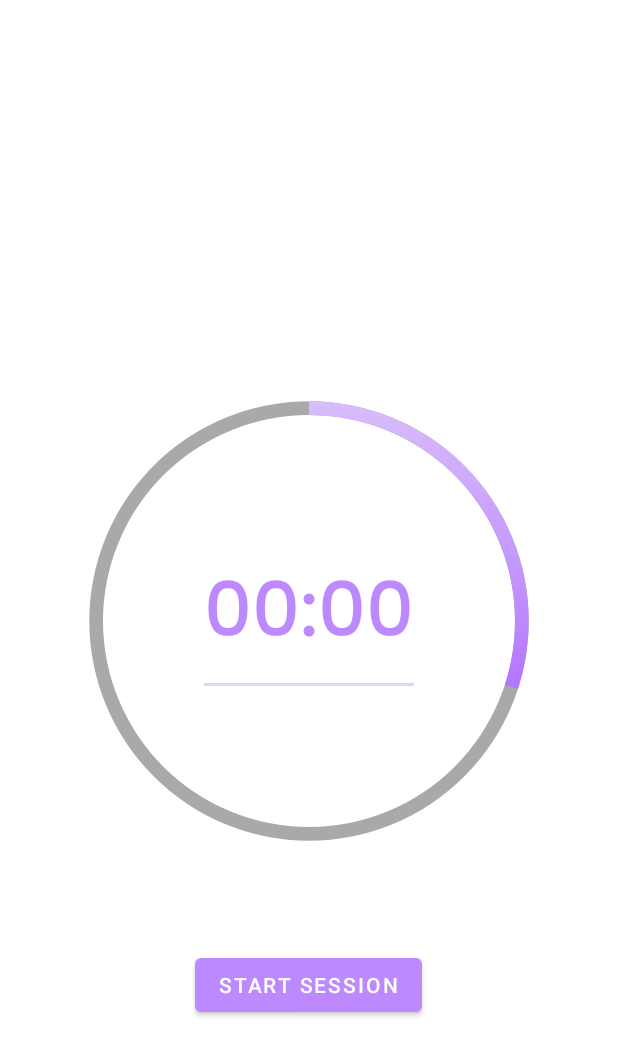
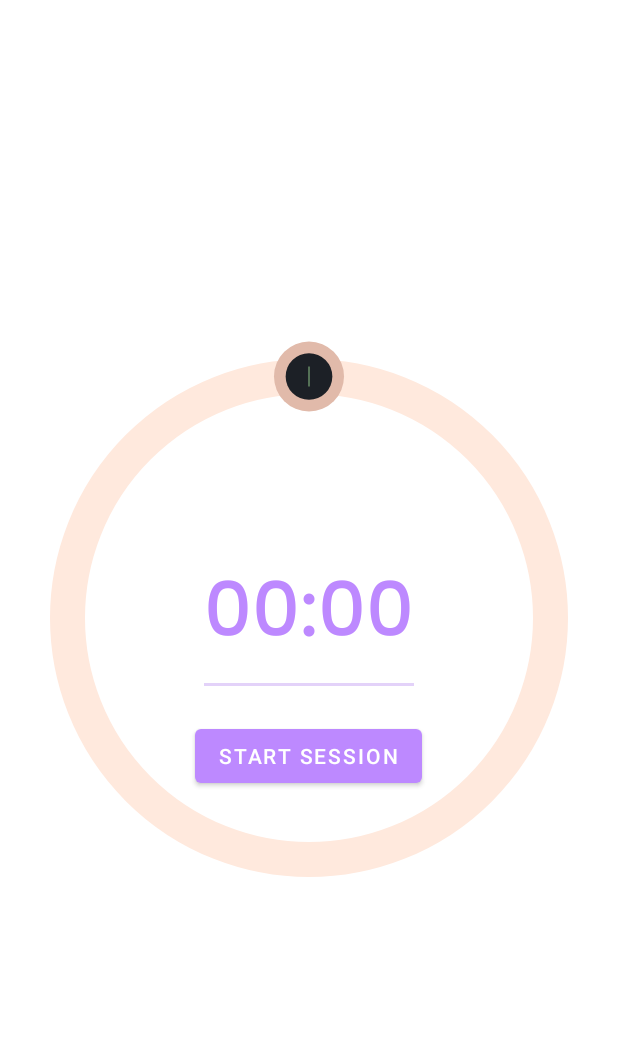
Before and after one commit to chocococ/HacknRoll, an Android app built with Jetpack Compose: the screen it shows after launch (MainActivity), on a phone screen of 412 x 824 dp. Shown: the top 1056 px of the screen. Run offline under Robolectric (Android 15) with nearby library versions, the phone set to English and light mode, and no system bars; our stand-ins replace navigation-ui.

Commit message:
Add draggable circle

```diff
--- /dev/null
+++ b/app/src/main/java/com/example/quizmodoro/Circle.kt
@@ -0,0 +1,161 @@
+package com.example.quizmodoro
+
+import android.view.MotionEvent
+import androidx.compose.foundation.Canvas
+import androidx.compose.foundation.layout.size
+import androidx.compose.runtime.Composable
+import androidx.compose.runtime.getValue
+import androidx.compose.runtime.mutableStateOf
+import androidx.compose.runtime.remember
+import androidx.compose.runtime.setValue
+import androidx.compose.ui.ExperimentalComposeUiApi
+import androidx.compose.ui.Modifier
+import androidx.compose.ui.geometry.Offset
+import androidx.compose.ui.geometry.Size
+import androidx.compose.ui.graphics.Color
+import androidx.compose.ui.graphics.StrokeCap
+import androidx.compose.ui.graphics.drawscope.Stroke
+import androidx.compose.ui.input.pointer.pointerInteropFilter
+import androidx.compose.ui.layout.onGloballyPositioned
+import androidx.compose.ui.unit.dp
+import kotlin.math.PI
+import kotlin.math.abs
+import kotlin.math.atan2
+import kotlin.math.min
+
+val ColorPrimary = Color(0xFF1c2026)
+val LightGreen = Color(0xFF8dc387)
+val ProgressBarBg = Color(0xFFFFE9DD)
+val ProgressBarProgress = Color(0xFFE08868)
+val ProgressBarTint = Color(0xFFE1BAAA)
+
+
+@OptIn(ExperimentalComposeUiApi::class)
+@Composable
+fun CircularBar(
+    modifier: Modifier = Modifier,
+    padding: Float = 50f,
+    stroke: Float = 35f,
+    cap: StrokeCap = StrokeCap.Round,
+    initialAngle : Double = 0.0,
+    onProgressChanged: (progress: Double) -> Unit,
+) {
+    var width by remember { mutableStateOf(0) }
+    var height by remember { mutableStateOf(0) }
+    var radius by remember { mutableStateOf(0f) }
+    var center by remember { mutableStateOf(Offset.Zero) }
+
+    var appliedAngle by remember {
+        mutableStateOf(initialAngle)
+    }
+    var lastAngle by remember {
+        mutableStateOf(0.0)
+    }
+
+    Canvas(modifier = modifier
+        .size(270.dp)
+        .onGloballyPositioned {
+            width = it.size.width
+            height = it.size.height
+            center = Offset(width / 2f, height / 2f)
+            radius = min(width.toFloat(), height.toFloat()) / 2f - padding - stroke / 2f
+        }
+        .pointerInteropFilter {
+
+            when (it.action) {
+                MotionEvent.ACTION_DOWN -> {
+
+                }
+                MotionEvent.ACTION_MOVE -> {
+                    appliedAngle = if (center.x > it.x && center.y > it.y) {
+                        270 + deltaAngle(center.x - it.x, center.y - it.y)
+                    } else {
+                        90 - deltaAngle(it.x - center.x, center.y - it.y)
+                    }
+
+                    val diff = abs(lastAngle - appliedAngle)
+                    if (diff > 180) {
+                        appliedAngle = if (appliedAngle < 180) {
+                            360.0
+                        } else {
+                            0.0
+                        }
+                    }
+
+                    onProgressChanged(appliedAngle / 360.0)
+                    lastAngle = appliedAngle
+
+                }
+                MotionEvent.ACTION_UP -> {
+
+                }
+                else -> return@pointerInteropFilter false
+            }
+
+            return@pointerInteropFilter true
+        }
+    ) {
+        drawArc(
+            color = ProgressBarBg,
+            startAngle = -90f,
+            sweepAngle = 360f,
+            useCenter = false,
+            topLeft = center - Offset(radius, radius),
+            size = Size(radius * 2, radius * 2),
+            style = Stroke(
+                width = stroke,
+                cap = cap
+            )
+        )
+
+
+        drawArc(
+            color = ProgressBarProgress,
+            startAngle = -90f,
+            sweepAngle = abs(appliedAngle.toFloat()),
+            topLeft = center - Offset(radius, radius),
+            size = Size(radius * 2, radius * 2),
+            useCenter = false,
+            style = Stroke(
+                width = stroke,
+                cap = cap
+            )
+        )
+        drawCircle(
+            color = ProgressBarTint,
+            radius = stroke,
+            center = center + Offset(
+                radius * kotlin.math.cos((-90 + abs(appliedAngle)) * PI / 180f).toFloat(),
+                radius * kotlin.math.sin((-90 + abs(appliedAngle)) * PI / 180f).toFloat()
+            )
+        )
+
+        drawCircle(
+            color = ColorPrimary,
+            radius = ((stroke*2.0)/3.0).toFloat(),
+            center = center + Offset(
+                radius * kotlin.math.cos((-90 + abs(appliedAngle)) * PI / 180f).toFloat(),
+                radius * kotlin.math.sin((-90 + abs(appliedAngle)) * PI / 180f).toFloat()
+            )
+        )
+
+        drawLine(
+            color = LightGreen,
+            start = center + Offset(
+                (radius-10) * kotlin.math.cos((-90 + abs(appliedAngle)) * PI / 180f).toFloat(),
+                (radius-10) * kotlin.math.sin((-90 + abs(appliedAngle)) * PI / 180f).toFloat()
+            ),
+            end = center + Offset(
+                (radius+10) * kotlin.math.cos((-90 + abs(appliedAngle)) * PI / 180f).toFloat(),
+                (radius+10) * kotlin.math.sin((-90 + abs(appliedAngle)) * PI / 180f).toFloat()
+            )
+
+        )
+
+    }
+
+}
+
+fun deltaAngle(x: Float, y: Float): Double {
+    return Math.toDegrees(atan2(y.toDouble(), x.toDouble()))
+}
--- a/app/src/main/java/com/example/quizmodoro/MainActivity.kt
+++ b/app/src/main/java/com/example/quizmodoro/MainActivity.kt
@@ -25,8 +25,14 @@ import android.app.admin.DevicePolicyManager
 import android.content.ComponentName
 import android.content.Context
 import android.content.Intent
+import android.widget.FrameLayout
+import androidx.activity.compose.setContent
 import androidx.activity.result.ActivityResultLauncher
 import androidx.activity.result.contract.ActivityResultContracts
+import androidx.compose.ui.Modifier
+import androidx.compose.ui.graphics.StrokeCap
+import androidx.compose.ui.platform.ComposeView
+import androidx.compose.ui.platform.ViewCompositionStrategy
 
 class MainActivity : AppCompatActivity() {
     private lateinit var mainBinding: ActivityMainBinding
@@ -47,7 +53,6 @@ class MainActivity : AppCompatActivity() {
         if (!deviceManager.isAdminActive(lockDeviceFunction)) {
             initialiseAdminPrivileges()
         }
-
         emptyTimer()
     }
 
@@ -56,6 +61,25 @@ class MainActivity : AppCompatActivity() {
         mainBinding = ActivityMainBinding.inflate(layoutInflater)
         setContentView(mainBinding.root)
 
+        val composeView = findViewById<ComposeView>(R.id.compose_view)
+        composeView.apply {
+            // Dispose of the Composition when the view's LifecycleOwner
+            // is destroyed
+            setViewCompositionStrategy(ViewCompositionStrategy.DisposeOnViewTreeLifecycleDestroyed)
+            setContent {
+                // In Compose world
+                CircularBar(
+                    modifier = Modifier,
+                    padding = 50f,
+                    stroke = 35f,
+                    cap = StrokeCap.Round,
+                    initialAngle = 0.0,
+                    onProgressChanged = {
+                        // Your progress change handling
+                    }
+                )
+            }
+        }
         mainBinding.startButton.setOnClickListener {
             val timeText = mainBinding.timeSelection.text.toString()
 
--- a/app/src/main/res/layout/activity_main.xml
+++ b/app/src/main/res/layout/activity_main.xml
@@ -6,20 +6,25 @@
     android:layout_height="match_parent">
 
 
-    <ProgressBar
-        android:id="@+id/progressBar"
-        style="@style/Widget.AppCompat.ProgressBar.Horizontal"
+<!--    <ProgressBar-->
+<!--        android:id="@+id/progressBar"-->
+<!--        style="@style/Widget.AppCompat.ProgressBar.Horizontal"-->
+<!--        android:layout_width="match_parent"-->
+<!--        android:layout_height="match_parent"-->
+<!--        android:layout_marginTop="4dp"-->
+<!--        android:background="@drawable/gray_progressbar_background"-->
+<!--        android:indeterminate="false"-->
+<!--        android:max="100"-->
+<!--        android:progress="30"-->
+<!--        android:progressDrawable="@drawable/purple_progressbar_background"-->
+<!--        android:rotation="270"-->
+<!--        app:layout_constraintTop_toTopOf="parent"-->
+<!--        tools:layout_editor_absoluteX="0dp" />-->
+
+    <androidx.compose.ui.platform.ComposeView
+        android:id="@+id/compose_view"
         android:layout_width="match_parent"
-        android:layout_height="match_parent"
-        android:layout_marginTop="4dp"
-        android:background="@drawable/gray_progressbar_background"
-        android:indeterminate="false"
-        android:max="100"
-        android:progress="30"
-        android:progressDrawable="@drawable/purple_progressbar_background"
-        android:rotation="270"
-        app:layout_constraintTop_toTopOf="parent"
-        tools:layout_editor_absoluteX="0dp" />
+        android:layout_height="match_parent" />
 
 
     <EditText
```
Also changed, not shown: app/build.gradle.kts (+13 -0 lines).
